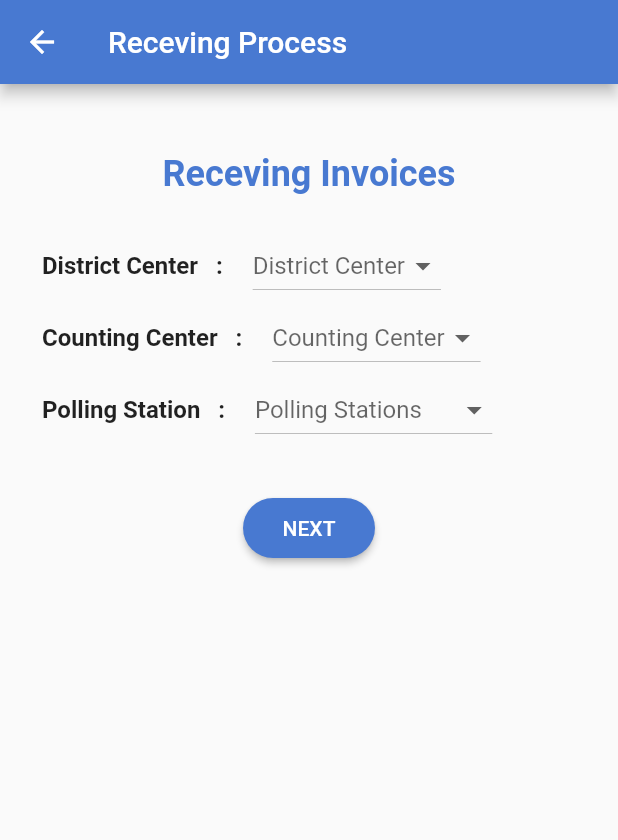
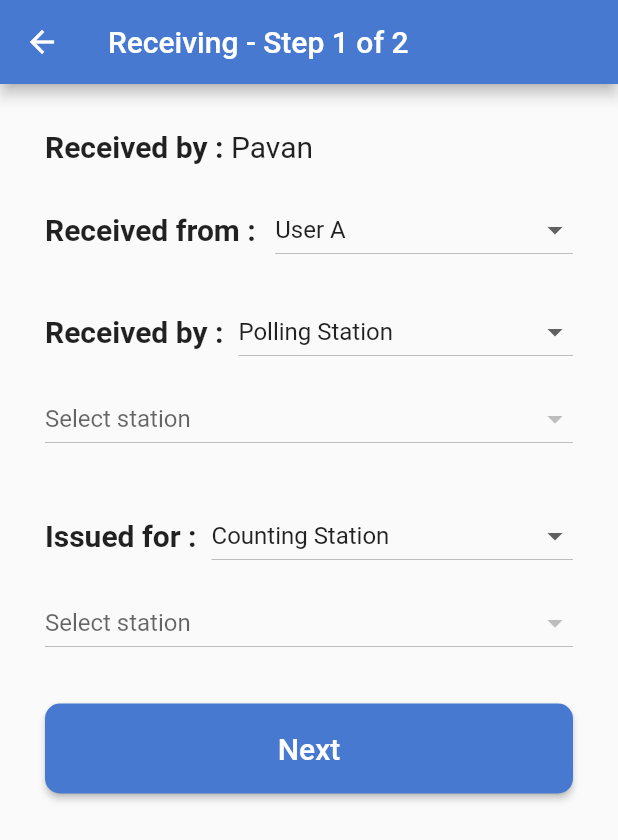
Before and after one commit to ECLK/MAFT, a Flutter app: the HomeScreen screen opened by its route, after a tap on "Receiving Process", on a phone screen of 412 x 824 dp. Shown: the top 840 px of the screen. Run offline on Flutter 3.47's test engine with Material 2 defaults, Android fonts, the phone set to English and light mode, and no system bars; our stand-ins replace flutter_redux, image_picker, redux; network calls fail.

Commit message:
Receiving Step two added Polling-Counting Stations swapped in the step one form

```diff
--- a/lib/routes.dart
+++ b/lib/routes.dart
@@ -6,7 +6,8 @@ import 'package:tabulation/screens/issuing-stepone.dart';
 import 'package:tabulation/screens/issuing-steptwo.dart';
 import 'package:tabulation/screens/login.dart';
 import 'package:tabulation/screens/counting.dart';
-import 'package:tabulation/screens/receiving.dart';
+import 'package:tabulation/screens/receiving_stepone.dart';
+import 'package:tabulation/screens/receiving_steptwo.dart';
 import 'package:tabulation/screens/widgets/camera_view.dart';
 import 'package:tabulation/screens/check_messages.dart';
 
@@ -17,7 +18,8 @@ final routes = {
   '/issuing-stepone': (BuildContext context) => new IssuingStepOneScreen(),
   '/issuing-steptwo': (BuildContext context) => new IssuingStepTwoScreen(),
   '/counting': (BuildContext context) => new CountingScreen(),
-  '/receiving': (BuildContext context) => new ReceivingScreen(),
+  '/receiving-stepone': (BuildContext context) => new ReceivingStepOne(),
+  '/receiving-steptwo': (BuildContext context) => new ReceivingStepTwoScreen(),
   '/ballot-boxes': (BuildContext context) => new BallotBoxesScreen(),
   '/camera-view': (BuildContext context) => new CameraView(),
   '/add-ballot-box': (BuildContext context) => new AddBallotBoxScreen(),
--- a/lib/screens/home.dart
+++ b/lib/screens/home.dart
@@ -86,7 +86,7 @@ class _HomeState extends State<Home> {
                         style: TextStyle(fontSize: 20),
                       ),
                       onPressed: () {
-                        Navigator.of(context).pushNamed('/receiving');
+                        Navigator.of(context).pushNamed('/receiving-stepone');
                       },
                     ),
                   ),
--- /dev/null
+++ b/lib/screens/receiving_stepone.dart
@@ -0,0 +1,32 @@
+import 'package:flutter/material.dart';
+import 'package:tabulation/screens/widgets/receiving_stepone_form.dart';
+
+class ReceivingStepOne extends StatefulWidget {
+
+  @override
+  _ReceivingStepOneState createState() => new _ReceivingStepOneState();
+}
+
+class _ReceivingStepOneState extends State<ReceivingStepOne> {
+
+
+  @override
+  Widget build(BuildContext context) {
+    final body = SingleChildScrollView(
+      padding: EdgeInsets.all(30.0),
+      child: Column(
+        children: <Widget>[
+          ReceivingStepOneForm(),
+        ],
+      ),
+    );
+
+    return Scaffold(
+      appBar: AppBar(
+        backgroundColor: Color.fromRGBO(72, 121, 209, 1),
+        title: Text("Receiving - Step 1 of 2"),
+      ),
+      body: body,
+    );
+  }
+}
--- /dev/null
+++ b/lib/screens/widgets/receiving_stepone_form.dart
@@ -0,0 +1,233 @@
+import 'package:flutter/material.dart';
+import 'package:flutter_redux/flutter_redux.dart';
+import 'package:tabulation/store/app/app_state.dart';
+import 'package:tabulation/store/models/office_request.dart';
+import 'package:tabulation/view_models/receiving_viewmodel.dart';
+
+class ReceivingStepOneForm extends StatefulWidget {
+  @override
+  _ReceivingStepOneFormState createState() => new _ReceivingStepOneFormState();
+}
+
+class _ReceivingStepOneFormState extends State<ReceivingStepOneForm> {
+  final _formKey = GlobalKey<FormState>();
+
+  @override
+  Widget build(BuildContext context) {
+    return StoreConnector<AppState, ReceivingViewModel>(
+      converter: (store) => ReceivingViewModel.fromStore(store),
+      builder: (context, viewModel) {
+        return new Form(
+          key: _formKey,
+          child: new Column(
+            children: getFormWidget(viewModel),
+          ),
+        );
+      },
+    );
+  }
+
+  List<Widget> getFormWidget(ReceivingViewModel viewModel) {
+    List<Widget> formWidgets = new List();
+    List<Office> countingCenters = new List();
+    List<Office> pollingStations = new List();
+
+    viewModel.offices.forEach((Office office) {
+      if (office.officeType == "CountingCentre") {
+        countingCenters.add(office);
+      }
+    });
+
+    viewModel.offices.forEach((Office office) {
+      if (office.officeType == "PollingStation") {
+        pollingStations.add(office);
+      }
+    });
+
+    final issuedBy = new Row(
+      children: <Widget>[
+        new Row(
+          mainAxisSize: MainAxisSize.max,
+          mainAxisAlignment: MainAxisAlignment.center,
+          children: [
+            new Text(
+              'Received by :',
+              style: new TextStyle(fontWeight: FontWeight.bold, fontSize: 20.0),
+            ),
+            Padding(
+              padding: EdgeInsets.only(left: 5.0, right: 0.0),
+              child: new Text(
+                'Pavan',
+                style: new TextStyle(
+                    fontWeight: FontWeight.normal, fontSize: 20.0),
+              ),
+            ),
+          ],
+        ),
+      ],
+    );
+
+    final issuedTo = new Row(
+      children: <Widget>[
+        Padding(
+          padding: EdgeInsets.only(top: 20.0),
+          child: Text(
+            'Received from : ',
+            style: new TextStyle(fontWeight: FontWeight.bold, fontSize: 20.0),
+          ),
+        ),
+        new Expanded(
+          child: Padding(
+            padding: EdgeInsets.only(top: 20.0),
+            child: new Container(
+              padding: new EdgeInsets.only(left: 8.0),
+              child: new Column(
+                crossAxisAlignment: CrossAxisAlignment.start,
+                mainAxisAlignment: MainAxisAlignment.spaceAround,
+                children: <Widget>[
+                  DropdownButton(
+                    isExpanded: true,
+                    items: [
+                      new DropdownMenuItem(child: new Text("User A")),
+                      new DropdownMenuItem(child: new Text("USer B")),
+                    ],
+                    hint: new Text("Select Counting Station"),
+                    onChanged: (value) {},
+                  ),
+                ],
+              ),
+            ),
+          ),
+        ),
+      ],
+    );
+
+    final issuedFrom = Row(
+      children: <Widget>[
+        Padding(
+          padding: const EdgeInsets.only(top: 20.0, right: 0.0, left: 0.0),
+          child: new Text(
+            'Issued for : ',
+            style: new TextStyle(fontWeight: FontWeight.bold, fontSize: 20.0),
+          ),
+        ),
+        new Expanded(
+          child: Padding(
+            padding: EdgeInsets.only(top: 20.0),
+            child: new Container(
+              padding: new EdgeInsets.only(left: 5.0),
+              child: new Column(
+                crossAxisAlignment: CrossAxisAlignment.start,
+                mainAxisAlignment: MainAxisAlignment.spaceAround,
+                children: <Widget>[
+                  DropdownButton(
+                      isExpanded: true,
+                      items: [
+                        new DropdownMenuItem(
+                            child: new Text("Counting Station"))
+                      ],
+                      hint: new Text("Select Station"),
+                      onChanged: (value) {}),
+                ],
+              ),
+            ),
+          ),
+        ),
+      ],
+    );
+
+    final selectReceivingOffice = Padding(
+      padding: EdgeInsets.only(top: 10.0, bottom: 10.0),
+      child: new DropdownButton(
+        isExpanded: true,
+        items: countingCenters.map((office) {
+          return new DropdownMenuItem(
+              value: office.officeId, child: new Text(office.officeName));
+        }).toList(),
+        hint: new Text("Select station"),
+        onChanged: (value) => viewModel.updateReceivingOffice(value),
+        value: viewModel.invoice.receivingOfficeId,
+      ),
+    );
+
+    final issuedFor = Row(
+      children: <Widget>[
+        Padding(
+          padding: const EdgeInsets.only(top: 20.0, right: 0.0, left: 0.0),
+          child: Text(
+            'Received by : ',
+            style: new TextStyle(fontWeight: FontWeight.bold, fontSize: 20.0),
+          ),
+        ),
+        new Expanded(
+          child: Padding(
+            padding: EdgeInsets.only(top: 20.0),
+            child: new Container(
+              padding: new EdgeInsets.only(left: 5.0),
+              child: new Column(
+                crossAxisAlignment: CrossAxisAlignment.start,
+                mainAxisAlignment: MainAxisAlignment.spaceAround,
+                children: <Widget>[
+                  DropdownButton(
+                    isExpanded: true,
+                    items: [
+                      new DropdownMenuItem(child: new Text("Polling Station")),
+                    ],
+                    hint: new Text("Select issued for"),
+                    onChanged: (_) {},
+                  ),
+                ],
+              ),
+            ),
+          ),
+        ),
+      ],
+    );
+
+    final selectIssuingOffice = Padding(
+      padding: EdgeInsets.only(top: 10.0, bottom: 10.0),
+      child: new DropdownButton(
+        isExpanded: true,
+        items: pollingStations.map((office) {
+          return new DropdownMenuItem(
+              value: office.officeId, child: new Text(office.officeName));
+        }).toList(),
+        hint: new Text("Select station"),
+        onChanged: (value) => viewModel.updateReceivingOffice(value),
+        value: viewModel.invoice.receivingOfficeId,
+      ),
+    );
+
+    final btnNext = Padding(
+      padding: const EdgeInsets.only(top: 20.0, right: 0.0, left: 0.0),
+      child: new SizedBox(
+        width: double.infinity,
+        height: 60.0,
+        child: new RaisedButton(
+          textColor: Colors.white,
+          shape: new RoundedRectangleBorder(
+              borderRadius: new BorderRadius.circular(10.0)),
+          color: Color.fromRGBO(72, 121, 209, 1),
+          child: Text(
+            'Next',
+            style: TextStyle(fontSize: 20),
+          ),
+          onPressed: () {
+            viewModel.createInvoice();
+          },
+        ),
+      ),
+    );
+
+    formWidgets.add(issuedBy);
+    formWidgets.add(issuedTo);
+    formWidgets.add(issuedFor);
+    formWidgets.add(selectReceivingOffice);
+    formWidgets.add(issuedFrom);
+    formWidgets.add(selectIssuingOffice);
+
+    formWidgets.add(btnNext);
+
+    return formWidgets;
+  }
+}
--- a/lib/store/actions/invoice_actions.dart
+++ b/lib/store/actions/invoice_actions.dart
@@ -11,6 +11,16 @@ class PostInvoiceAction {
 
 }
 
+class PostInvoiceReceivingAction {
+  int electionId;
+  int issuedToId;
+  int issuingOfficeId;
+  int receivingOfficeId;
+
+  PostInvoiceReceivingAction(this.electionId, this.issuedToId, this.issuingOfficeId,
+      this.receivingOfficeId);
+
+}
 class InvoiceResponseAction{
   final InvoiceModel invoice;
 
@@ -28,3 +38,4 @@ class UpdateReceivingOffice{
 }
 
 class NavigateToIssuingStepTwoAction{}
+class NavigateToReceivingStepTwoAction{}
--- a/lib/store/middleware/navigation_middleware.dart
+++ b/lib/store/middleware/navigation_middleware.dart
@@ -14,6 +14,9 @@ class NavigationMiddleware extends MiddlewareClass<AppState> {
     if (action is NavigateToIssuingStepTwoAction) {
       Keys.navKey.currentState.pushNamed("/issuing-steptwo");
     }
+    if (action is NavigateToReceivingStepTwoAction) {
+      Keys.navKey.currentState.pushNamed("/receiving-steptwo");
+    }
 
     next(action);
   }
--- /dev/null
+++ b/lib/view_models/receiving_viewmodel.dart
@@ -0,0 +1,38 @@
+import 'package:redux/redux.dart';
+import 'package:tabulation/store/actions/invoice_actions.dart';
+import 'package:tabulation/store/app/app_state.dart';
+import 'package:tabulation/store/models/invoice_response.dart';
+import 'package:tabulation/store/models/office_request.dart';
+
+class ReceivingViewModel {
+  final List<Office> offices;
+  final InvoiceModel invoice;
+  final Function() createInvoice;
+  final Function navigateToReceivingStepTwoAction;
+  final Function(int issuingOfficeId) updateIssuingOffice;
+  final Function(int receivingOfficeId) updateReceivingOffice;
+
+  ReceivingViewModel(
+      {this.offices,
+      this.invoice,
+      this.createInvoice,
+      this.navigateToReceivingStepTwoAction,
+      this.updateIssuingOffice,
+      this.updateReceivingOffice});
+
+  static ReceivingViewModel fromStore(Store<AppState> store) {
+    return ReceivingViewModel(
+        offices: store.state.officeState.offices,
+        invoice: InvoiceModel.fromState(store.state.invoiceState),
+        createInvoice:
+            () {
+          store.dispatch(new PostInvoiceReceivingAction(
+              store.state.invoiceState.electionId, store.state.invoiceState.issuedToId, store.state.invoiceState.issuingOfficeId, store.state.invoiceState.receivingOfficeId));
+        },
+        navigateToReceivingStepTwoAction: () =>
+            store.dispatch(new NavigateToReceivingStepTwoAction()),
+        updateIssuingOffice: (issuingOfficeId) => store.dispatch(new UpdateReceivingOffice(issuingOfficeId)),
+        updateReceivingOffice: (receivingOfficeId) => store.dispatch(new UpdateReceivingOffice(receivingOfficeId))
+        );
+  }
+}
```
Also changed, not shown: lib/screens/receiving_steptwo.dart (added, +30 -0 lines), lib/screens/widgets/receiving_steptwo_form.dart (added, +263 -0 lines), lib/store/middleware/api_middleware.dart (+28 -0 lines), lib/view_models/receivingsteptwo_viewmodel.dart (added, +15 -0 lines).
